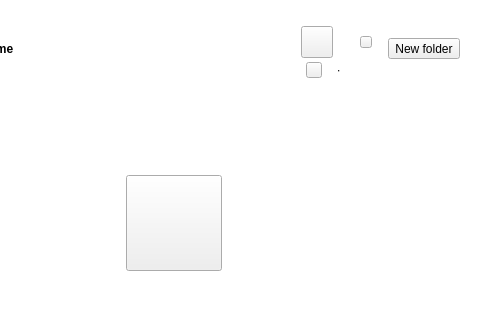
This is src/MEGASync/node_selector/gui/ui/NodeSelectorTreeViewWidget.ui in meganz/MEGAsync as Qt 5 draws it before an edit; both pictures show x 132 to 612 and y 0 to 320 of the 612 by 414 pixel window. The edited form follows.
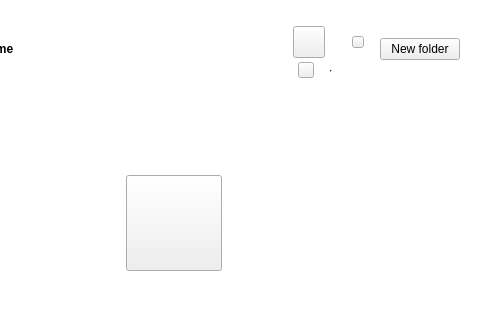
This is the edited form. Icons and pictures are not drawn. Custom widgets are drawn as their Qt base class.

```diff
--- a/src/MEGASync/node_selector/gui/ui/NodeSelectorTreeViewWidget.ui
+++ b/src/MEGASync/node_selector/gui/ui/NodeSelectorTreeViewWidget.ui
@@ -563,7 +563,7 @@
              <number>0</number>
             </property>
             <item>
-             <widget class="TokenizableToolButton" name="bNewFolder">
+             <widget class="TokenizableButton" name="bNewFolder">
               <property name="sizePolicy">
                <sizepolicy hsizetype="Fixed" vsizetype="Fixed">
                 <horstretch>0</horstretch>
@@ -586,9 +586,6 @@
                 <height>16</height>
                </size>
               </property>
-              <property name="toolButtonStyle">
-               <enum>Qt::ToolButtonTextBesideIcon</enum>
-              </property>
               <property name="type" stdset="0">
                <string notr="true">ghost</string>
               </property>
@@ -1130,6 +1127,11 @@
    <header>TabSelector.h</header>
    <container>1</container>
   </customwidget>
+  <customwidget>
+   <class>TokenizableButton</class>
+   <extends>QPushButton</extends>
+   <header>tokenizer/TokenizableItems/TokenizableButtons.h</header>
+  </customwidget>
   <customwidget>
    <class>NodeSelectorTreeView</class>
    <extends>QTreeView</extends>
```
